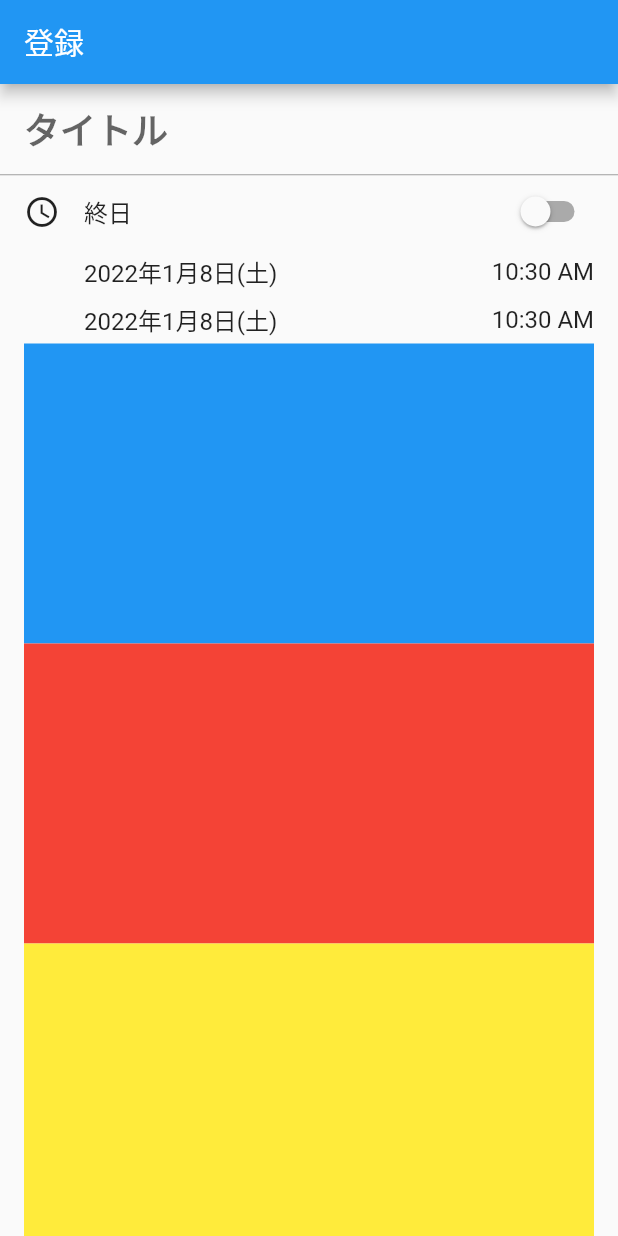
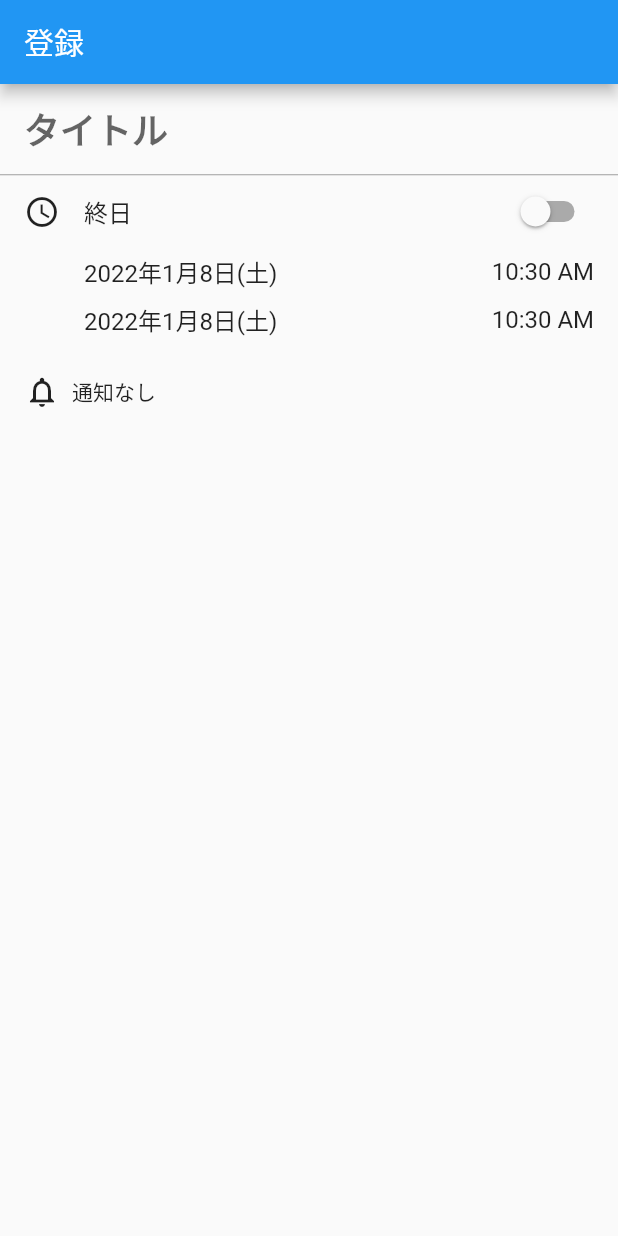
Before and after one commit to ueshun109/wanlog, a Flutter app: the screen it shows after launch, on a phone screen of 412 x 824 dp. Run offline on Flutter 3.47's test engine with Material 2 defaults, Android fonts, the phone set to English and light mode, and no system bars; Roboto replaces fonts that are missing (NotoSansJP-Regular).

Commit message:
:+1: Add bottom sheet to select notification date.

```diff
--- a/lib/event_create.dart
+++ b/lib/event_create.dart
@@ -1,6 +1,8 @@
 import 'package:flutter/material.dart';
 import 'package:wanlog/components/date_time_picker.dart';
 import 'package:wanlog/components/toggle.dart';
+import 'package:wanlog/notification_select_sheet.dart';
+import 'package:wanlog/styleguide/buttons.dart';
 import 'package:wanlog/styleguide/font.dart';
 import 'package:wanlog/styleguide/space.dart';
 
@@ -81,17 +83,28 @@ class _EventCreatePageState extends State<EventCreatePage> {
                         ),
                       ],
                     ),
-                    Container(
-                      height: 200,
-                      color: Colors.blue,
-                    ),
-                    Container(
-                      height: 200,
-                      color: Colors.red,
-                    ),
-                    Container(
-                      height: 200,
-                      color: Colors.yellow,
+                    Row(
+                      children: [
+                        Padding(
+                          padding: const EdgeInsets.only(top: Spacing.medium),
+                          child: TextButton.icon(
+                            onPressed: () {
+                              showModalBottomSheet(
+                                  context: context,
+                                  shape: const RoundedRectangleBorder(
+                                    borderRadius: BorderRadius.vertical(top: Radius.circular(16))
+                                  ),
+                                  builder: (context) => NotificationSelectSheet(selectDate: (date) {
+
+                                  }, timestamp: DateTime.now(),)
+                              );
+                            },
+                            icon: const Icon(Icons.notifications_none),
+                            label: Text("通知なし"),
+                            style: TextButtonStyle.primary,
+                          ),
+                        ),
+                      ],
                     ),
                   ],
                 ),
```
Also changed, not shown: lib/components/label_and_checkbox.dart (added, +60 -0 lines), lib/notification_select_sheet.dart (added, +87 -0 lines).
